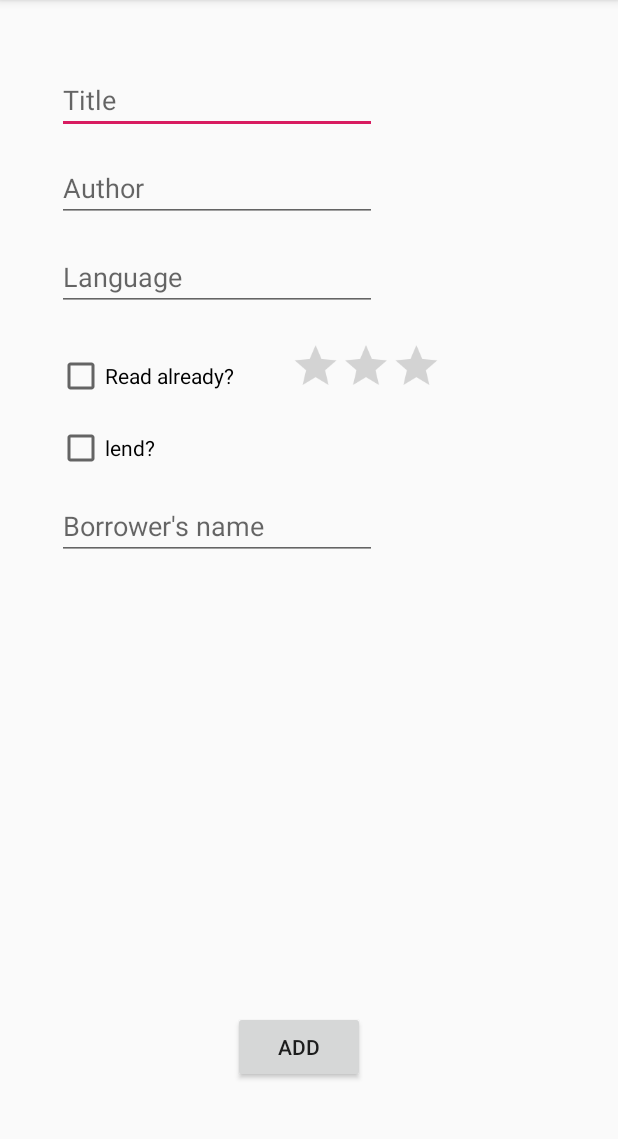
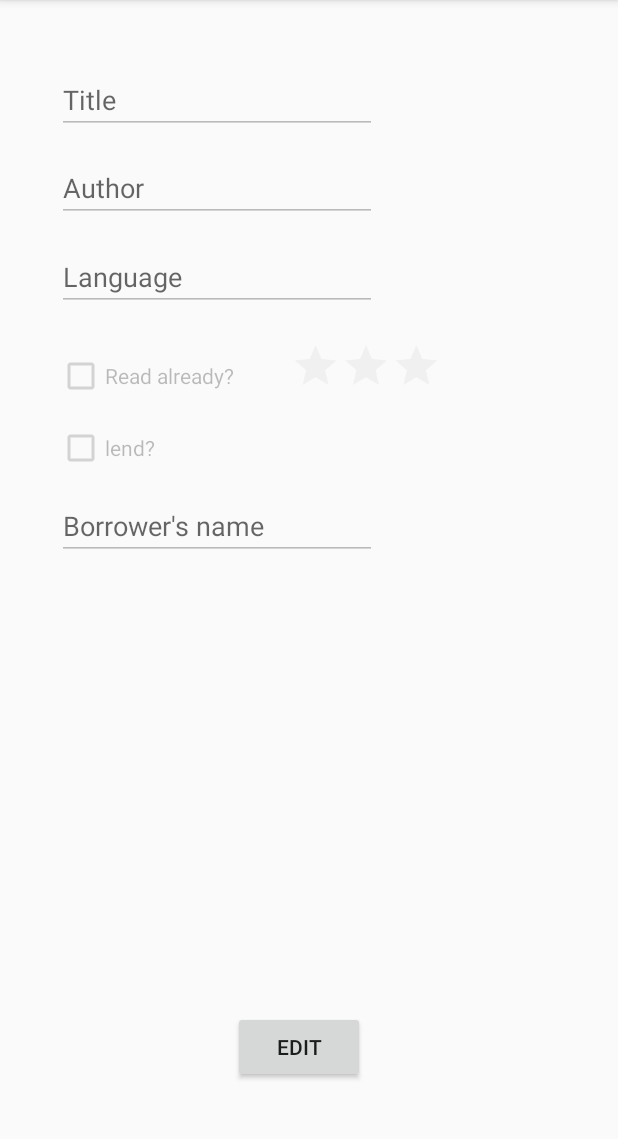
Before and after one commit to IStepien/MyLibrary, an Android app: the BookDetailsActivity screen opened directly, with no data from a screen before it, on a phone screen of 412 x 824 dp, the part 84-1223 px from its top. Run offline under Robolectric (Android 15) with nearby library versions, the phone set to English and light mode, and no system bars; our stand-ins replace Room's generated code; 8 statements that could not run were skipped.

Commit message:
content editing disabled for details option; edit button added

```diff
--- a/app/src/main/java/com/example/mylibrary/activity/AllBooksActivity.java
+++ b/app/src/main/java/com/example/mylibrary/activity/AllBooksActivity.java
@@ -7,6 +7,7 @@ import android.view.MenuItem;
 
 import androidx.annotation.Nullable;
 import androidx.appcompat.app.AppCompatActivity;
+import androidx.constraintlayout.widget.ConstraintLayout;
 import androidx.lifecycle.Observer;
 import androidx.lifecycle.ViewModelProviders;
 import androidx.recyclerview.widget.LinearLayoutManager;
@@ -24,6 +25,7 @@ public class AllBooksActivity extends AppCompatActivity {
     private BookViewModel bookViewModel;
     BooksAdapter adapter;
     RecyclerView recyclerView;
+
 
     @Override
     protected void onCreate(@Nullable Bundle savedInstanceState) {
@@ -55,10 +57,12 @@ public class AllBooksActivity extends AppCompatActivity {
         int clickedItemId = item.getOrder();
         adapter.getBookAt(clickedItemId);
 
+
         switch (item.getItemId()) {
             case (R.id.detailsBook):
                 Intent intent = new Intent(getApplicationContext(), BookDetailsActivity.class);
                 intent.putExtra("bookId", clickedItemId);
+
                 startActivity(intent);
                 break;
             case (R.id.deleteBook):
--- a/app/src/main/java/com/example/mylibrary/activity/BookDetailsActivity.java
+++ b/app/src/main/java/com/example/mylibrary/activity/BookDetailsActivity.java
@@ -3,6 +3,8 @@ package com.example.mylibrary.activity;
 import android.content.Intent;
 import android.os.Bundle;
 
+import android.view.View;
+import android.widget.Button;
 import android.widget.CheckBox;
 import android.widget.EditText;
 import android.widget.RatingBar;
@@ -11,6 +13,7 @@ import android.widget.RatingBar;
 import androidx.annotation.Nullable;
 import androidx.appcompat.app.AppCompatActivity;
 
+import androidx.constraintlayout.widget.ConstraintLayout;
 import androidx.lifecycle.Observer;
 import androidx.lifecycle.ViewModelProviders;
 
@@ -29,6 +32,8 @@ public class BookDetailsActivity extends AppCompatActivity {
     private EditText editTextBookTitle, editTextBookLanguage, editTextBookAuthor, editTextBorrower;
     private CheckBox checkBoxIsAlreadyRead, checkBoxIsLend;
     private RatingBar ratingBar;
+    private Button addBookButton;
+    ConstraintLayout addBookLayout;
 
     @Override
     public void onCreate(@Nullable Bundle savedInstanceState) {
@@ -44,6 +49,19 @@ public class BookDetailsActivity extends AppCompatActivity {
         checkBoxIsAlreadyRead = findViewById(R.id.checkBoxIsAlreadyRead);
         checkBoxIsLend = findViewById(R.id.checkBoxIsLend);
         ratingBar = findViewById(R.id.ratingBar);
+        addBookButton=findViewById(R.id.button_add_book);
+        addBookButton.setText("edit");
+
+
+        addBookLayout = findViewById(R.id.add_book_layout);
+        for ( int i = 0; i < addBookLayout.getChildCount();  i++ ){
+            if(i!=addBookLayout.indexOfChild(addBookButton)){
+                View view = addBookLayout.getChildAt(i);
+                view.setEnabled(false);
+            }
+
+        }
+
         Intent intent = getIntent();
         bookID = intent.getIntExtra("bookId", -1);
 
@@ -61,6 +79,7 @@ public class BookDetailsActivity extends AppCompatActivity {
                 checkBoxIsAlreadyRead.setChecked(currentBook.isAlreadyRead());
                 checkBoxIsLend.setChecked(currentBook.isLend());
                 ratingBar.setRating(currentBook.getRating());
+
             }
         });
 
--- a/app/src/main/res/layout/activity_add_book.xml
+++ b/app/src/main/res/layout/activity_add_book.xml
@@ -1,7 +1,7 @@
 <?xml version="1.0" encoding="utf-8"?>
 <androidx.constraintlayout.widget.ConstraintLayout xmlns:android="http://schemas.android.com/apk/res/android"
     xmlns:app="http://schemas.android.com/apk/res-auto"
-    xmlns:tools="http://schemas.android.com/tools"
+    android:id="@+id/add_book_layout"
     android:layout_width="match_parent"
     android:layout_height="match_parent"
     android:padding="10dp">
@@ -72,8 +72,7 @@
         android:layout_marginBottom="9dp"
         android:text="Read already?"
         app:layout_constraintBottom_toBottomOf="@+id/ratingBar"
-        app:layout_constraintStart_toStartOf="parent"
-        />
+        app:layout_constraintStart_toStartOf="parent" />
 
     <CheckBox
         android:id="@+id/checkBoxIsLend"
```
